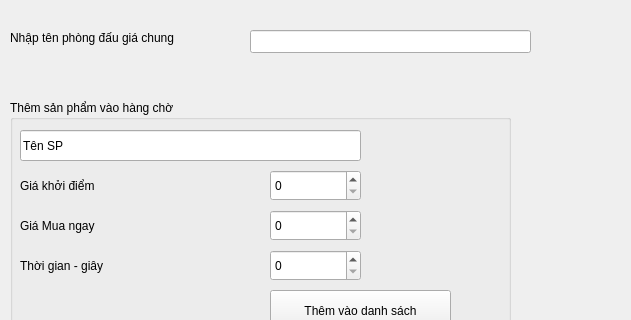
This is AuctionClient/createroomdialog.ui in nhatsonle/LAN_BiddingSystem as Qt 5 draws it before an edit; both pictures show x 0 to 631 and y 0 to 320 of the 631 by 670 pixel window. The edited form follows.
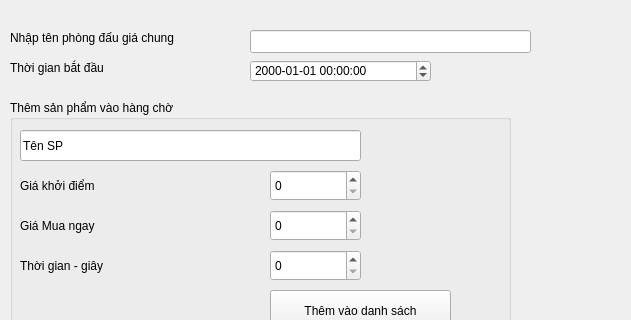
This is the edited form.

What changed in the file:
```diff
--- a/AuctionClient/createroomdialog.ui
+++ b/AuctionClient/createroomdialog.ui
@@ -23,6 +23,32 @@
     </rect>
    </property>
   </widget>
+  <widget class="QLabel" name="label_start">
+   <property name="geometry">
+    <rect>
+     <x>10</x>
+     <y>60</y>
+     <width>241</width>
+     <height>16</height>
+    </rect>
+   </property>
+   <property name="text">
+    <string>Thời gian bắt đầu</string>
+   </property>
+  </widget>
+  <widget class="QDateTimeEdit" name="dtStartTime">
+   <property name="geometry">
+    <rect>
+     <x>250</x>
+     <y>60</y>
+     <width>181</width>
+     <height>22</height>
+    </rect>
+   </property>
+   <property name="displayFormat">
+    <string>yyyy-MM-dd HH:mm:ss</string>
+   </property>
+  </widget>
   <widget class="QLabel" name="label_2">
    <property name="geometry">
     <rect>
```
Left out of the diff: 6 changed lines with no effect on the pictures.
